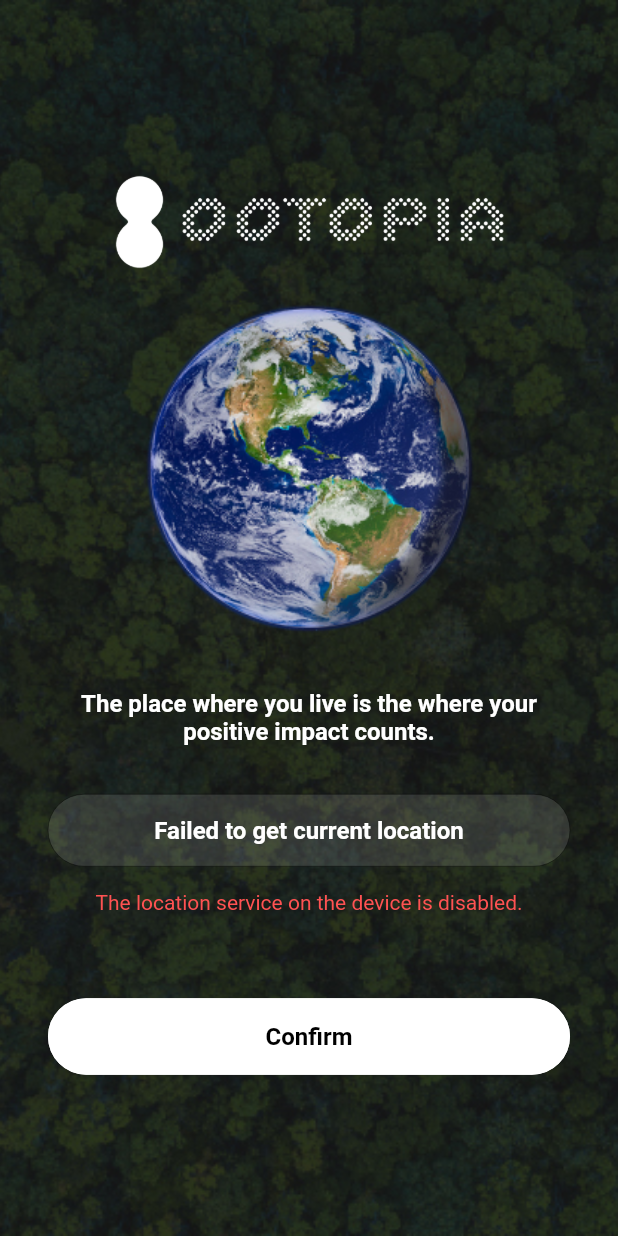
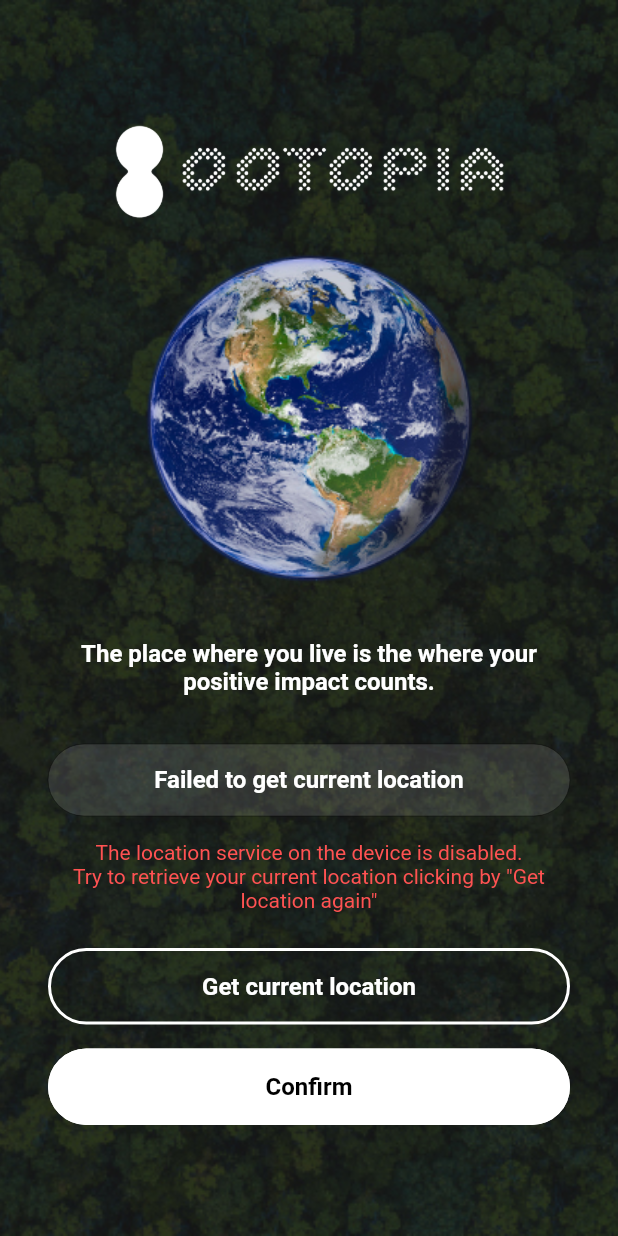
Before and after one commit to OOTOPIA/ootopia-app, a Flutter app: the RegisterPhase2GeolocationPage screen opened directly with empty values, on a phone screen of 412 x 824 dp. Run offline on Flutter 3.47's test engine with Material 2 defaults, Android fonts, the phone set to English and light mode, and no system bars; our stand-ins replace bloc, camera, email_validator, equatable, flutter_bloc, flutter_dotenv and 12 more; missing offline and left inert: flutter_uploader; accounts and stored records are empty; Roboto replaces fonts that are missing (Hind); statements that could not run were skipped.

Commit message:
fix(register-phase-2): fix birthdate validation and ux when get location error

```diff
--- a/lib/screens/auth/register_phase_2_geolocation.dart
+++ b/lib/screens/auth/register_phase_2_geolocation.dart
@@ -30,6 +30,10 @@ class _RegisterPhase2GeolocationPageState
   }
 
   void _getLocation() {
+    setState(() {
+      geolocationErrorMessage = "";
+      geolocationMessage = "Please, wait...";
+    });
     _determinePosition().then((Position position) async {
       List<Placemark> placemarks =
           await placemarkFromCoordinates(position.latitude, position.longitude);
@@ -171,7 +175,8 @@ class _RegisterPhase2GeolocationPageState
                               bottom: GlobalConstants.of(context).spacingSmall,
                             ),
                             child: Text(
-                              geolocationErrorMessage,
+                              geolocationErrorMessage +
+                                  "\nTry to retrieve your current location clicking by \"Get location again\"",
                               textAlign: TextAlign.center,
                               style: TextStyle(
                                 color: Colors.redAccent,
@@ -180,7 +185,45 @@ class _RegisterPhase2GeolocationPageState
                           ),
                         ),
                         SizedBox(
-                          height: GlobalConstants.of(context).spacingLarge,
+                          height: geolocationErrorMessage.isNotEmpty
+                              ? GlobalConstants.of(context).spacingNormal
+                              : GlobalConstants.of(context).spacingLarge,
+                        ),
+                        Visibility(
+                          visible: geolocationErrorMessage.isNotEmpty,
+                          child: FlatButton(
+                            child: Padding(
+                              padding: EdgeInsets.all(
+                                GlobalConstants.of(context).spacingNormal,
+                              ),
+                              child: Text(
+                                "Get current location",
+                                style: TextStyle(
+                                  fontSize: 16,
+                                  fontWeight: FontWeight.bold,
+                                  color: Colors.white,
+                                ),
+                              ),
+                            ),
+                            onPressed: () {
+                              _getLocation();
+                            },
+                            splashColor: Colors.black54,
+                            shape: RoundedRectangleBorder(
+                              side: BorderSide(
+                                color: Colors.white,
+                                width: 2,
+                                style: BorderStyle.solid,
+                              ),
+                              borderRadius: BorderRadius.circular(50),
+                            ),
+                          ),
+                        ),
+                        Visibility(
+                          visible: geolocationErrorMessage.isNotEmpty,
+                          child: SizedBox(
+                            height: GlobalConstants.of(context).spacingNormal,
+                          ),
                         ),
                         FlatButton(
                           child: Padding(
```
